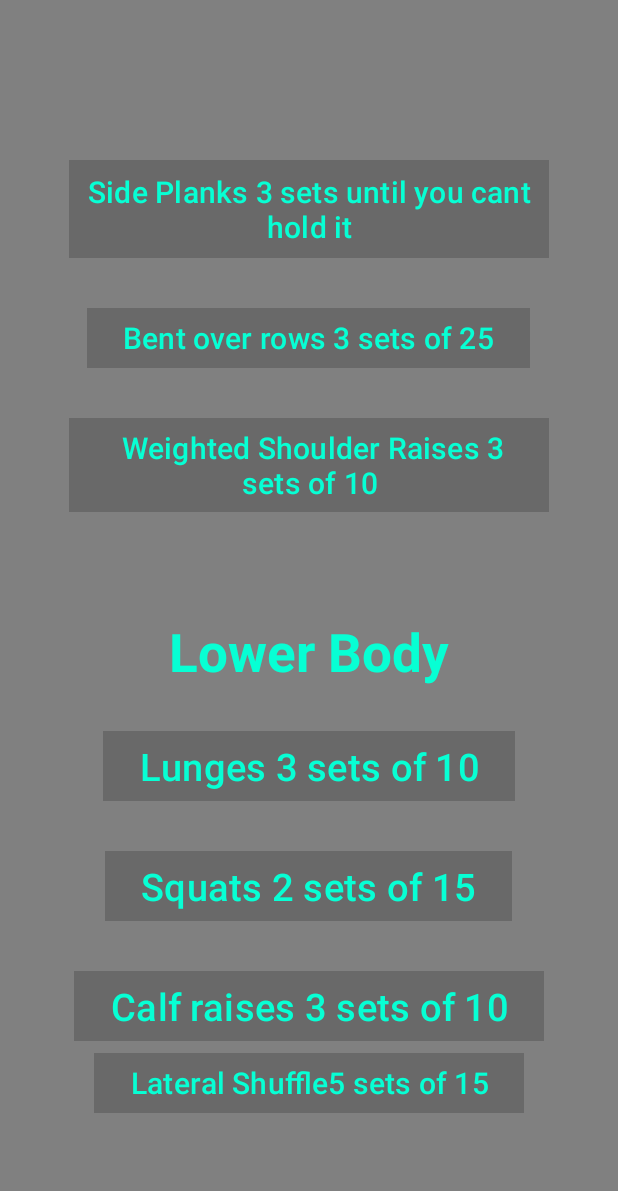
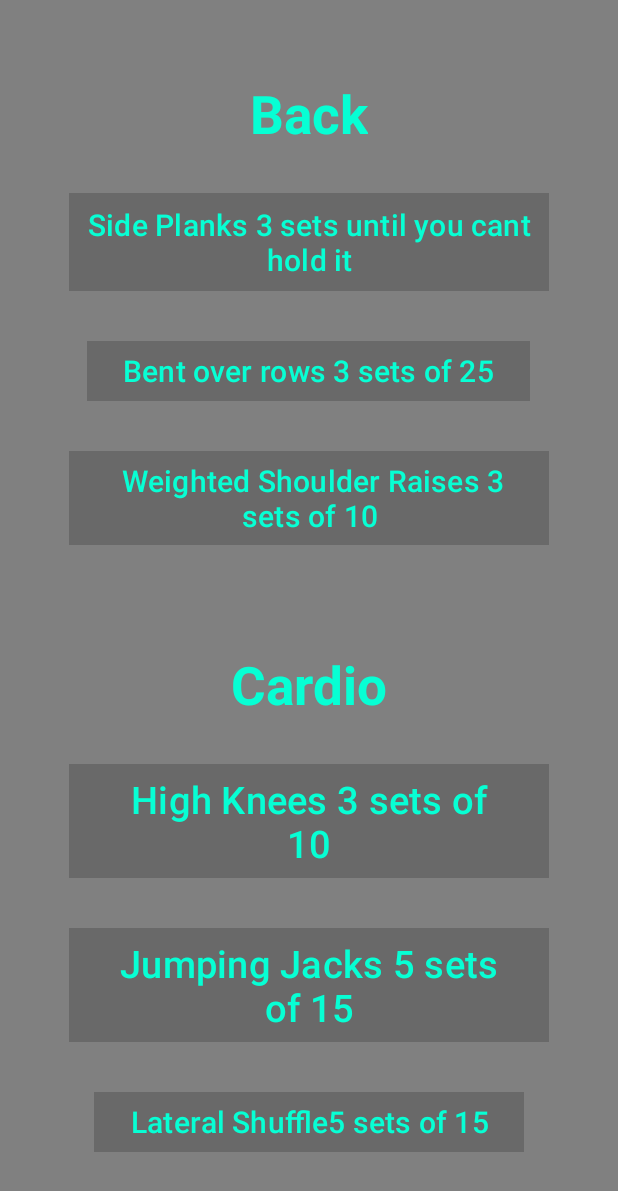
Before and after one commit to tannerCasey03/MyFitnessAppTCNN, an Android app: the cardAndBackActivity screen opened directly, with no data from a screen before it, on a phone screen of 412 x 824 dp. Shown: the top 1191 px of the screen. Run offline under Robolectric (Android 15) with nearby library versions, the light colour scheme and no system bars.

Commit message:
Added Pictures
You can now see Pictures in the lower body activity and I fixed a mistake I made in the Cardio xml

```diff
--- a/app/src/main/java/org/pattersonclippers/myfitnessapptcnn/lowerBodyActivity.java
+++ b/app/src/main/java/org/pattersonclippers/myfitnessapptcnn/lowerBodyActivity.java
@@ -17,6 +17,7 @@ public class lowerBodyActivity extends AppCompatActivity {
     protected void onCreate(Bundle savedInstanceState) {
         super.onCreate(savedInstanceState);
         setContentView(R.layout.activity_lower_body);
+        image = (ImageView) findViewById(R.id.image);
         lungBTN= (Button) findViewById(R.id.lungBTN);
         squatBTN = (Button) findViewById(R.id.squatBTN);
         calfBTN = (Button) findViewById(R.id.calfBTN);
@@ -24,23 +25,17 @@ public class lowerBodyActivity extends AppCompatActivity {
 
         lungBTN.setOnClickListener(new View.OnClickListener() {
             @Override
-            public void onClick(View v) {
-                image.setImageResource(R.drawable.lunges);
-            }
+            public void onClick(View v) { image.setImageResource(R.drawable.lunges); }
         });
 
         squatBTN.setOnClickListener(new View.OnClickListener() {
             @Override
-            public void onClick(View v) {
-                image.setImageResource(R.drawable.squat);
-            }
+            public void onClick(View v) {image.setImageResource(R.drawable.squat); }
         });
 
         calfBTN.setOnClickListener(new View.OnClickListener() {
             @Override
-            public void onClick(View v) {
-                image.setImageResource(R.drawable.calf);
-            }
+            public void onClick(View v) {image.setImageResource(R.drawable.calf); }
         });
     }
 }
--- a/app/src/main/res/layout/activity_card_and_back.xml
+++ b/app/src/main/res/layout/activity_card_and_back.xml
@@ -8,6 +8,13 @@
     xmlns:android="http://schemas.android.com/apk/res/android">
 
 
+    <TextView
+        android:layout_width="wrap_content"
+        android:layout_height="wrap_content"
+        android:text="Back"
+        android:textSize="35dp"
+        android:textStyle="bold"
+        android:textColor="@color/teal"/>
 
 
     <Space
@@ -62,7 +69,7 @@
     <TextView
         android:layout_width="wrap_content"
         android:layout_height="wrap_content"
-        android:text="Lower Body"
+        android:text="Cardio"
         android:textSize="35dp"
         android:textStyle="bold"
         android:textColor="@color/teal"/>
@@ -77,22 +84,7 @@
     <Button
         android:layout_width="wrap_content"
         android:layout_height="wrap_content"
-        android:text="Lunges 3 sets of 10"
-        app:cornerRadius="0dp"
-        android:textSize="25dp"
-        android:textColor="@color/teal"
-        android:backgroundTint="@color/Darkgrey"/>
-
-
-    <Space
-        android:layout_width="wrap_content"
-        android:layout_height="25dp"/>
-
-
-    <Button
-        android:layout_width="wrap_content"
-        android:layout_height="wrap_content"
-        android:text="Squats 2 sets of 15"
+        android:text="High Knees 3 sets of 10"
         app:cornerRadius="0dp"
         android:textSize="25dp"
         android:textColor="@color/teal"
@@ -108,12 +100,18 @@
     <Button
         android:layout_width="wrap_content"
         android:layout_height="wrap_content"
-        android:text="Calf raises 3 sets of 10"
+        android:text="Jumping Jacks 5 sets of 15"
         app:cornerRadius="0dp"
         android:textSize="25dp"
         android:textColor="@color/teal"
         android:backgroundTint="@color/Darkgrey"
-        android:id="@+id/jacksBTN"/>
+        android:id="@+id/jacksBTN"
+        />
+
+
+    <Space
+        android:layout_width="wrap_content"
+        android:layout_height="25dp"/>
 
 
 
```
